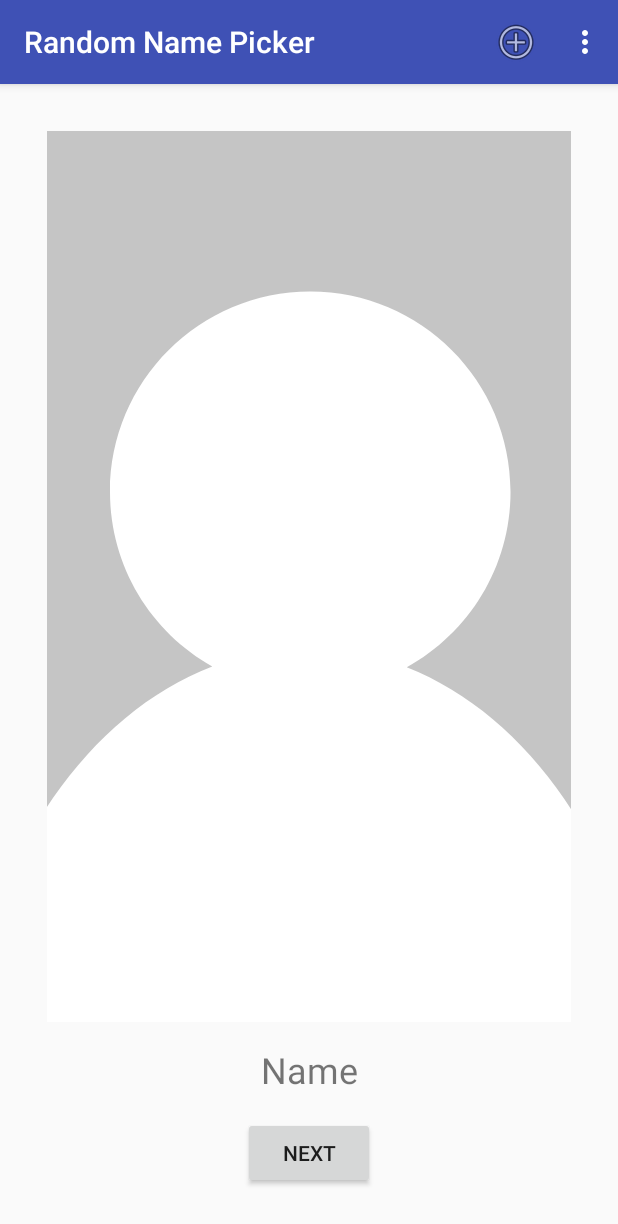
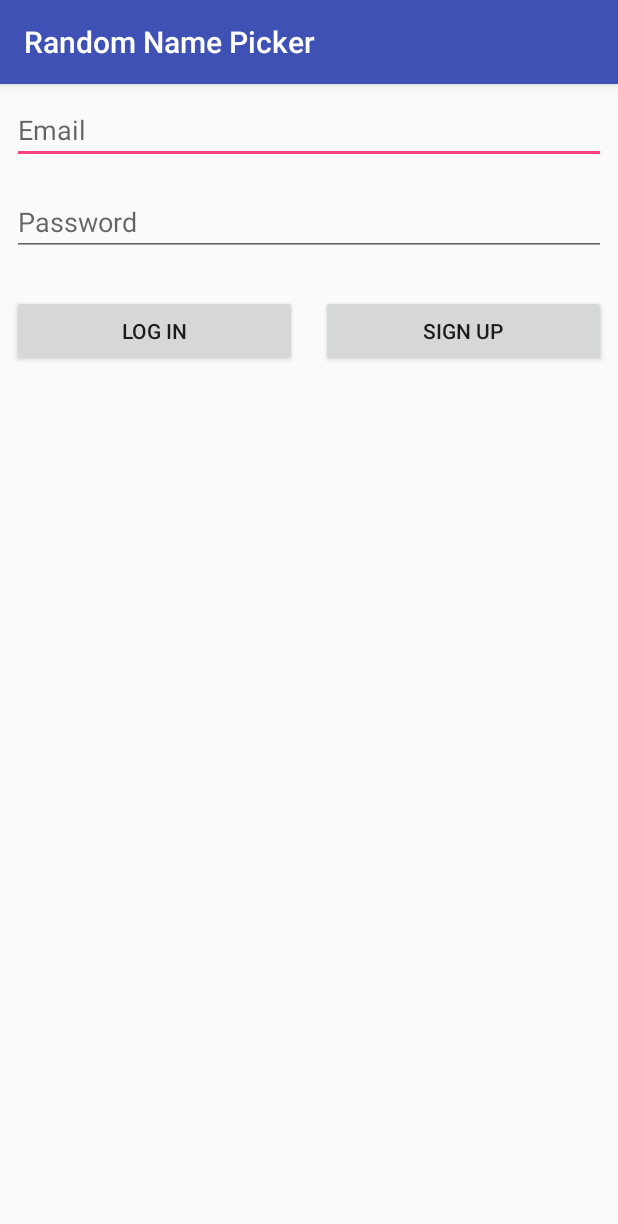
Before and after one commit to xizz/Random-Name-Picker, an Android app: the screen it shows after launch (MainActivity before the commit, LogInActivity after it), on a phone screen of 412 x 824 dp. Shown: the top 1224 px of the screen. Run offline under Robolectric (Android 15) with nearby library versions, the phone set to English and light mode, and no system bars; our stand-ins replace ButterKnife, Firebase (no records; nobody signed in at launch, a user with empty details on screens opened directly).

Commit message:
LogIn Activity added

```diff
--- a/app/build.gradle
+++ b/app/build.gradle
@@ -36,14 +36,15 @@ dependencies {
     compile "com.android.support:cardview-v7:$supportLibraryVersion"
 
     compile "com.google.firebase:firebase-database:$googlePlayServicesVersion"
+    compile "com.google.firebase:firebase-auth:$googlePlayServicesVersion"
+
 
     compile 'com.google.code.gson:gson:2.7'
     compile 'com.jakewharton:butterknife:8.4.0'
-    annotationProcessor 'com.jakewharton:butterknife-compiler:8.4.0'
-
     compile 'com.yalantis:ucrop:2.2.0'
 
     testCompile 'junit:junit:4.12'
+    annotationProcessor 'com.jakewharton:butterknife-compiler:8.4.0'
 }
 
 apply plugin: 'com.google.gms.google-services'
--- a/app/src/main/AndroidManifest.xml
+++ b/app/src/main/AndroidManifest.xml
@@ -1,12 +1,10 @@
 <?xml version="1.0" encoding="utf-8"?>
-<manifest
-	xmlns:android="http://schemas.android.com/apk/res/android"
-	package="com.xi_zz.randomnamepicker"
+<manifest xmlns:android="http://schemas.android.com/apk/res/android"
+          package="com.xi_zz.randomnamepicker"
 	>
 
 	<uses-permission android:name="android.permission.INTERNET"/>
 	<uses-permission android:name="android.permission.READ_EXTERNAL_STORAGE"/>
-
 
 	<application
 		android:allowBackup="true"
@@ -27,6 +25,8 @@
 			android:screenOrientation="portrait"
 			android:theme="@style/Theme.AppCompat.Light.NoActionBar"
 			/>
+		<activity android:name=".LogInActivity">
+		</activity>
 	</application>
 
 </manifest>
--- /dev/null
+++ b/app/src/main/java/com/xi_zz/randomnamepicker/LogInActivity.java
@@ -0,0 +1,72 @@
+package com.xi_zz.randomnamepicker;
+
+import android.os.Bundle;
+import android.support.annotation.NonNull;
+import android.support.v7.app.AppCompatActivity;
+import android.view.View;
+import android.widget.EditText;
+import android.widget.Toast;
+
+import com.google.android.gms.tasks.OnCompleteListener;
+import com.google.android.gms.tasks.Task;
+import com.google.firebase.auth.AuthResult;
+import com.google.firebase.auth.FirebaseAuth;
+
+public class LogInActivity extends AppCompatActivity {
+	private EditText mEmailEditText;
+	private EditText mPasswordEditText;
+
+	private FirebaseAuth mAuth = FirebaseAuth.getInstance();
+
+
+	@Override
+	protected void onCreate(Bundle savedInstanceState) {
+		super.onCreate(savedInstanceState);
+		setContentView(R.layout.activity_log_in);
+
+		mEmailEditText = (EditText) findViewById(R.id.edit_text_email);
+		mPasswordEditText = (EditText) findViewById(R.id.edit_text_password);
+
+	}
+
+	public void logIn(View view) {
+		String email = mEmailEditText.getText().toString();
+		String password = mPasswordEditText.getText().toString();
+
+		mAuth.signInWithEmailAndPassword(email, password)
+				.addOnCompleteListener(this, new OnCompleteListener<AuthResult>() {
+					@Override
+					public void onComplete(@NonNull Task<AuthResult> task) {
+						if (!task.isSuccessful()) {
+							Toast.makeText(LogInActivity.this, task.getException().toString(), Toast.LENGTH_SHORT).show();
+						} else {
+							Toast.makeText(LogInActivity.this, task.getResult().getUser().getEmail() + " logged in successful",
+									Toast.LENGTH_SHORT).show();
+							finish();
+						}
+
+					}
+				});
+	}
+
+	public void signUp(View view) {
+		String email = mEmailEditText.getText().toString();
+		String password = mPasswordEditText.getText().toString();
+
+		mAuth.createUserWithEmailAndPassword(email, password)
+				.addOnCompleteListener(this, new OnCompleteListener<AuthResult>() {
+					@Override
+					public void onComplete(@NonNull Task<AuthResult> task) {
+						if (!task.isSuccessful()) {
+							Toast.makeText(LogInActivity.this, task.getException().toString(), Toast.LENGTH_SHORT).show();
+						} else {
+							Toast.makeText(LogInActivity.this, task.getResult().getUser().getEmail() + " signed up successful",
+									Toast.LENGTH_SHORT).show();
+							finish();
+						}
+
+					}
+				});
+	}
+
+}
--- a/app/src/main/java/com/xi_zz/randomnamepicker/MainActivity.java
+++ b/app/src/main/java/com/xi_zz/randomnamepicker/MainActivity.java
@@ -1,16 +1,66 @@
 package com.xi_zz.randomnamepicker;
 
+import android.content.Intent;
 import android.os.Bundle;
+import android.support.annotation.NonNull;
 import android.support.annotation.Nullable;
 import android.support.v7.app.AppCompatActivity;
+import android.view.Menu;
+import android.view.MenuItem;
+
+import com.google.firebase.auth.FirebaseAuth;
+import com.google.firebase.auth.FirebaseUser;
+import com.google.firebase.database.FirebaseDatabase;
 
 public class MainActivity extends AppCompatActivity {
+	private FirebaseDatabase database = FirebaseDatabase.getInstance();
+	private FirebaseAuth auth = FirebaseAuth.getInstance();
+	private FirebaseAuth.AuthStateListener authListener;
 
 	@Override
 	protected void onCreate(@Nullable final Bundle savedInstanceState) {
 		super.onCreate(savedInstanceState);
 		setContentView(R.layout.activity_main);
+
+		authListener = new FirebaseAuth.AuthStateListener() {
+			@Override
+			public void onAuthStateChanged(@NonNull FirebaseAuth firebaseAuth) {
+				FirebaseUser user = firebaseAuth.getCurrentUser();
+				if (user == null)
+					startActivity(new Intent(MainActivity.this, LogInActivity.class));
+			}
+		};
+
 		if (savedInstanceState == null)
 			getSupportFragmentManager().beginTransaction().replace(R.id.container, new MainFragment()).commit();
 	}
+
+	@Override
+	public boolean onCreateOptionsMenu(final Menu menu) {
+		getMenuInflater().inflate(R.menu.menu_log_out, menu);
+		return super.onCreateOptionsMenu(menu);
+	}
+
+	@Override
+	public boolean onOptionsItemSelected(final MenuItem item) {
+		switch (item.getItemId()) {
+			case R.id.sign_out:
+				auth.signOut();
+				return true;
+			default:
+				return super.onOptionsItemSelected(item);
+		}
+	}
+
+	@Override
+	protected void onStart() {
+		super.onStart();
+		auth.addAuthStateListener(authListener);
+	}
+
+	@Override
+	public void onStop() {
+		super.onStop();
+		auth.removeAuthStateListener(authListener);
+	}
 }
--- /dev/null
+++ b/app/src/main/res/layout/activity_log_in.xml
@@ -0,0 +1,55 @@
+<?xml version="1.0" encoding="utf-8"?>
+
+<LinearLayout xmlns:android="http://schemas.android.com/apk/res/android"
+              xmlns:tools="http://schemas.android.com/tools"
+              android:layout_width="match_parent"
+              android:layout_height="match_parent"
+              android:orientation="vertical"
+              tools:context="com.xi_zz.randomnamepicker.LogInActivity"
+	>
+
+	<EditText
+		android:id="@+id/edit_text_email"
+		android:layout_width="match_parent"
+		android:layout_height="wrap_content"
+		android:layout_margin="8dp"
+		android:hint="@string/email"
+		android:inputType="textEmailAddress"
+		/>
+
+	<EditText
+		android:id="@+id/edit_text_password"
+		android:layout_width="match_parent"
+		android:layout_height="wrap_content"
+		android:layout_margin="8dp"
+		android:hint="@string/password"
+		android:inputType="textPassword"
+		/>
+
+	<LinearLayout
+		android:layout_width="match_parent"
+		android:layout_height="wrap_content"
+		android:layout_marginTop="10dp"
+		android:orientation="horizontal"
+		>
+
+		<Button
+			android:layout_width="0dp"
+			android:layout_height="wrap_content"
+			android:layout_margin="8dp"
+			android:layout_weight="1"
+			android:onClick="logIn"
+			android:text="@string/log_in"
+			/>
+
+		<Button
+			android:layout_width="0dp"
+			android:layout_height="wrap_content"
+			android:layout_margin="8dp"
+			android:layout_weight="1"
+			android:onClick="signUp"
+			android:text="@string/sign_up"
+			/>
+	</LinearLayout>
+
+</LinearLayout>
--- /dev/null
+++ b/app/src/main/res/menu/menu_log_out.xml
@@ -0,0 +1,11 @@
+<?xml version="1.0" encoding="utf-8"?>
+<menu xmlns:android="http://schemas.android.com/apk/res/android"
+      xmlns:app="http://schemas.android.com/apk/res-auto"
+	>
+	<item
+		android:id="@+id/sign_out"
+		android:title="@string/log_out"
+		app:showAsAction="never"
+		android:orderInCategory="1000"
+		/>
+</menu>
--- a/app/src/main/res/values/strings.xml
+++ b/app/src/main/res/values/strings.xml
@@ -11,4 +11,9 @@
 	<string name="name">Name</string>
 	<string name="delete">Delete</string>
 	<string name="setting_description">Call each person exactly once randomly</string>
+	<string name="email">Email</string>
+	<string name="password">Password</string>
+	<string name="log_in">Log In</string>
+	<string name="log_out">Log Out</string>
+	<string name="sign_up">Sign Up</string>
 </resources>
```
Also changed, not shown: 1 other file.
